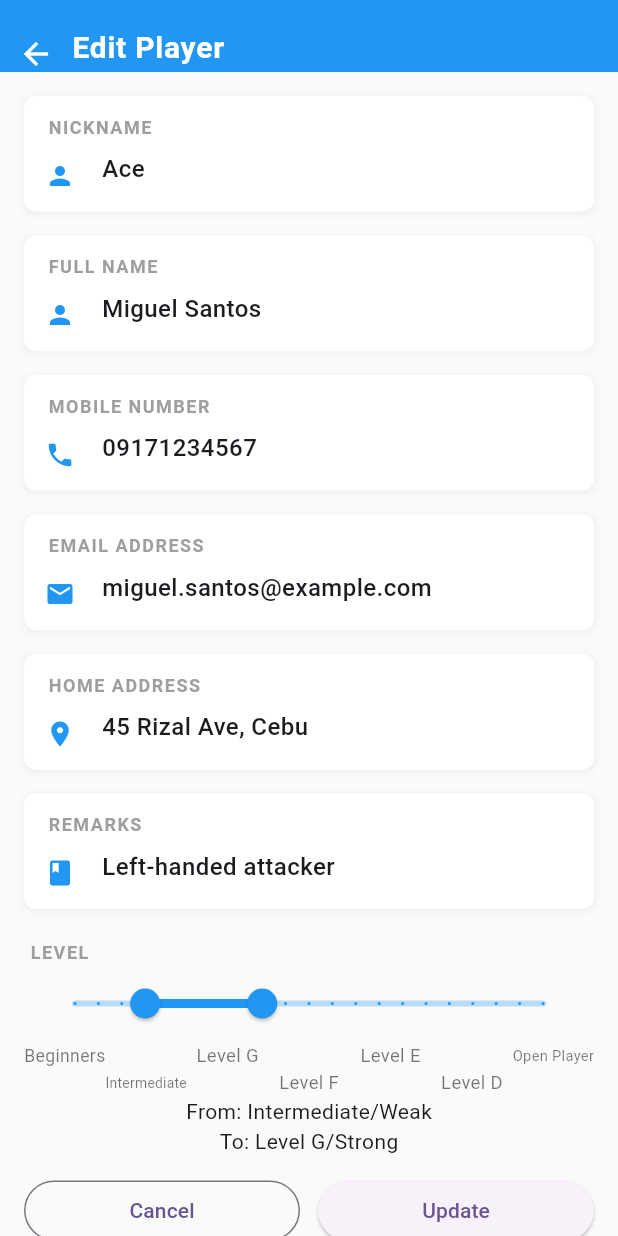
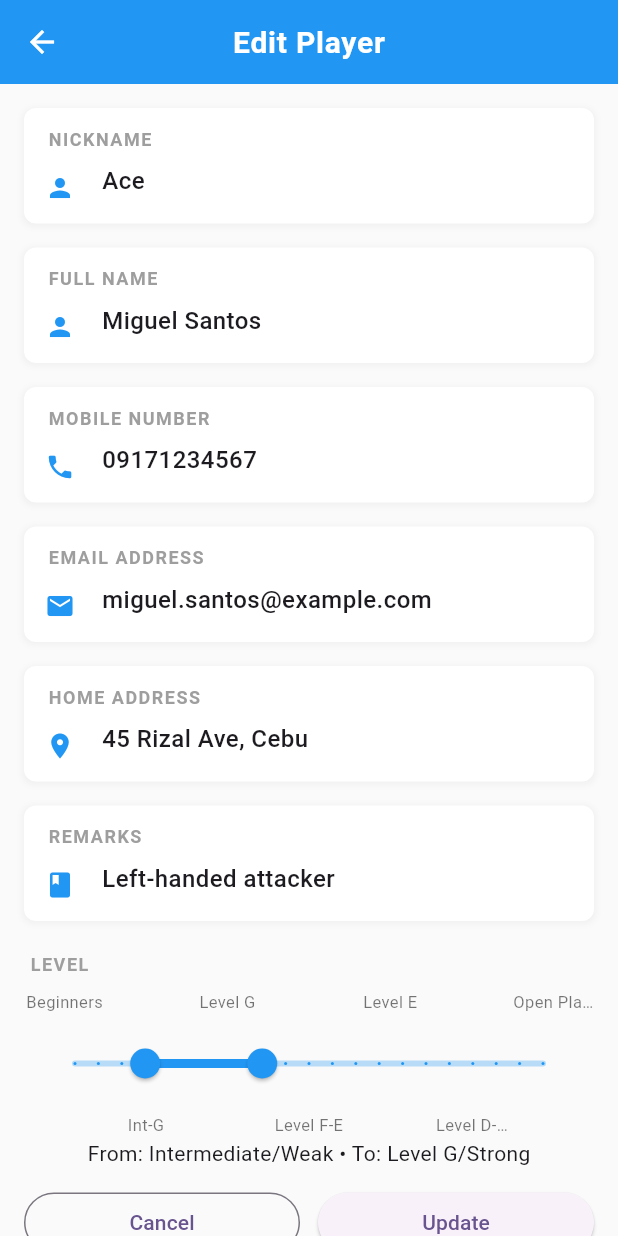
Before and after one commit to cocasiple/badminton-player-management-system, a Flutter app: the screen it shows after launch, after a tap on an icon or button, on a phone screen of 412 x 824 dp. Run offline on Flutter 3.47's test engine with Material 3 defaults, Android fonts, the phone set to English and light mode, and no system bars.

```diff
--- a/lib/screens/all_players.dart
+++ b/lib/screens/all_players.dart
@@ -17,18 +17,30 @@ class _AllPlayersScreenState extends State<AllPlayersScreen> {
 
   List<Player> get _filtered {
     final q = _query.toLowerCase();
-    return widget.storage.all.where((p) => p.nickname.toLowerCase().contains(q) || p.fullName.toLowerCase().contains(q)).toList();
+    return widget.storage.all
+        .where(
+          (p) =>
+              p.nickname.toLowerCase().contains(q) ||
+              p.fullName.toLowerCase().contains(q),
+        )
+        .toList();
   }
 
   void _add() async {
-    final res = await Navigator.push(context, MaterialPageRoute(builder: (_) => const AddPlayerScreen()));
+    final res = await Navigator.push(
+      context,
+      MaterialPageRoute(builder: (_) => const AddPlayerScreen()),
+    );
     if (res is Player) {
       setState(() => widget.storage.add(res));
     }
   }
 
   void _openEdit(Player p) async {
-    final res = await Navigator.push(context, MaterialPageRoute(builder: (_) => EditPlayerScreen(player: p)));
+    final res = await Navigator.push(
+      context,
+      MaterialPageRoute(builder: (_) => EditPlayerScreen(player: p)),
+    );
     if (res is Map && res['action'] == 'update') {
       widget.storage.update(res['player'] as Player);
       setState(() {});
@@ -47,21 +59,15 @@ class _AllPlayersScreenState extends State<AllPlayersScreen> {
       appBar: AppBar(
         backgroundColor: Colors.blue,
         elevation: 0,
-        titleSpacing: 0,
-        toolbarHeight: 48,
+        centerTitle: true,
         automaticallyImplyLeading: false,
-        flexibleSpace: Container(
-          padding: const EdgeInsets.only(top: 16),
-          child: const Center(
-            child: Text(
+        title: const Text(
           'All Players',
           style: TextStyle(
             color: Colors.white,
             fontSize: 20,
             fontWeight: FontWeight.w600,
             letterSpacing: 0.5,
-              ),
-            ),
           ),
         ),
       ),
@@ -94,7 +100,10 @@ class _AllPlayersScreenState extends State<AllPlayersScreen> {
                 ),
                 filled: true,
                 fillColor: Colors.white,
-                contentPadding: const EdgeInsets.symmetric(vertical: 16.0, horizontal: 16.0),
+                contentPadding: const EdgeInsets.symmetric(
+                  vertical: 16.0,
+                  horizontal: 16.0,
+                ),
               ),
             ),
           ),
@@ -114,8 +123,14 @@ class _AllPlayersScreenState extends State<AllPlayersScreen> {
                         title: const Text('Confirm'),
                         content: Text('Delete ${p.nickname}?'),
                         actions: [
-                          TextButton(onPressed: () => Navigator.pop(d, false), child: const Text('Cancel')),
-                          TextButton(onPressed: () => Navigator.pop(d, true), child: const Text('Delete')),
+                          TextButton(
+                            onPressed: () => Navigator.pop(d, false),
+                            child: const Text('Cancel'),
+                          ),
+                          TextButton(
+                            onPressed: () => Navigator.pop(d, true),
+                            child: const Text('Delete'),
+                          ),
                         ],
                       ),
                     );
@@ -123,22 +138,36 @@ class _AllPlayersScreenState extends State<AllPlayersScreen> {
                     setState(() {});
                     return ok ?? false;
                   },
-                  background: Container(color: Colors.red, alignment: Alignment.centerRight, padding: const EdgeInsets.only(right: 20), child: const Icon(Icons.delete, color: Colors.white)),
+                  background: Container(
+                    color: Colors.red,
+                    alignment: Alignment.centerRight,
+                    padding: const EdgeInsets.only(right: 20),
+                    child: const Icon(Icons.delete, color: Colors.white),
+                  ),
                   child: Card(
-                    margin: const EdgeInsets.symmetric(horizontal: 12.0, vertical: 6.0),
-                    shape: RoundedRectangleBorder(borderRadius: BorderRadius.circular(8.0)),
+                    margin: const EdgeInsets.symmetric(
+                      horizontal: 12.0,
+                      vertical: 6.0,
+                    ),
+                    shape: RoundedRectangleBorder(
+                      borderRadius: BorderRadius.circular(8.0),
+                    ),
                     elevation: 0,
                     child: ListTile(
-                      contentPadding: const EdgeInsets.symmetric(horizontal: 16.0, vertical: 8.0),
+                      contentPadding: const EdgeInsets.symmetric(
+                        horizontal: 16.0,
+                        vertical: 8.0,
+                      ),
                       leading: CircleAvatar(
-                        backgroundColor: Colors.primaries[i % Colors.primaries.length],
+                        backgroundColor:
+                            Colors.primaries[i % Colors.primaries.length],
                         child: Text(
                           p.nickname.isNotEmpty ? p.nickname[0] : '?',
                           style: const TextStyle(
                             color: Colors.white,
                             fontWeight: FontWeight.w600,
                             fontSize: 16,
-                          )
+                          ),
                         ),
                       ),
                       title: Text(
@@ -147,7 +176,7 @@ class _AllPlayersScreenState extends State<AllPlayersScreen> {
                           fontWeight: FontWeight.w600,
                           fontSize: 18,
                           letterSpacing: 0.5,
-                        )
+                        ),
                       ),
                       subtitle: Text(
                         '${p.fullName} · ${_levelLabel(p.levelStart, p.levelEnd)}',
@@ -155,7 +184,7 @@ class _AllPlayersScreenState extends State<AllPlayersScreen> {
                           color: Colors.black54,
                           fontWeight: FontWeight.w400,
                           fontSize: 14,
-                        )
+                        ),
                       ),
                       onTap: () => _openEdit(p),
                     ),
@@ -172,12 +201,21 @@ class _AllPlayersScreenState extends State<AllPlayersScreen> {
   String _levelLabel(int s, int e) {
     // Return 'Level/Sublevel' for a tick value
     String labelFor(int v) {
-      final names = ['Beginners','Intermediate','Level G','Level F','Level E','Level D','Open'];
+      final names = [
+        'Beginners',
+        'Intermediate',
+        'Level G',
+        'Level F',
+        'Level E',
+        'Level D',
+        'Open',
+      ];
       final level = (v ~/ 3).clamp(0, names.length - 1);
       final pos = v % 3;
       final sub = pos == 0 ? 'Weak' : (pos == 1 ? 'Mid' : 'Strong');
       return '${names[level]}/$sub';
     }
+
     return '${labelFor(s)} - ${labelFor(e)}';
   }
 }
--- a/lib/screens/edit_player.dart
+++ b/lib/screens/edit_player.dart
@@ -98,19 +98,12 @@ class _EditPlayerScreenState extends State<EditPlayerScreen> {
       appBar: AppBar(
         backgroundColor: Colors.blue,
         elevation: 0,
-        titleSpacing: 0,
-        toolbarHeight: 48,
-        automaticallyImplyLeading: false,
-        flexibleSpace: Container(
-          padding: const EdgeInsets.only(top: 16),
-          child: Row(
-            children: [
-              IconButton(
+        centerTitle: true,
+        leading: IconButton(
           icon: const Icon(Icons.arrow_back, color: Colors.white),
           onPressed: () => Navigator.pop(context),
         ),
-              const Expanded(
-                child: Text(
+        title: const Text(
           'Edit Player',
           style: TextStyle(
             color: Colors.white,
@@ -120,28 +113,28 @@ class _EditPlayerScreenState extends State<EditPlayerScreen> {
           ),
         ),
       ),
-            ],
-          ),
-        ),
-      ),
       body: SingleChildScrollView(
         child: Padding(
           padding: const EdgeInsets.all(16.0),
           child: Form(
             key: _formKey,
-            child: Column(crossAxisAlignment: CrossAxisAlignment.stretch, children: [
+            child: Column(
+              crossAxisAlignment: CrossAxisAlignment.stretch,
+              children: [
                 _buildInputField(
                   controller: _nick,
                   label: 'NICKNAME',
                   icon: Icons.person,
-                validator: (v) => (v == null || v.trim().isEmpty) ? 'Required' : null,
+                  validator: (v) =>
+                      (v == null || v.trim().isEmpty) ? 'Required' : null,
                 ),
                 const SizedBox(height: 16),
                 _buildInputField(
                   controller: _full,
                   label: 'FULL NAME',
                   icon: Icons.person,
-                validator: (v) => (v == null || v.trim().isEmpty) ? 'Required' : null,
+                  validator: (v) =>
+                      (v == null || v.trim().isEmpty) ? 'Required' : null,
                 ),
                 const SizedBox(height: 16),
                 _buildInputField(
@@ -150,8 +143,10 @@ class _EditPlayerScreenState extends State<EditPlayerScreen> {
                   icon: Icons.phone,
                   keyboardType: TextInputType.phone,
                   validator: (v) {
-                  if (v==null||v.trim().isEmpty) return 'Required';
-                  return RegExp(r'^\d+').hasMatch(v.trim())?null:'Numbers only';
+                    if (v == null || v.trim().isEmpty) return 'Required';
+                    return RegExp(r'^\d+').hasMatch(v.trim())
+                        ? null
+                        : 'Numbers only';
                   },
                 ),
                 const SizedBox(height: 16),
@@ -161,8 +156,12 @@ class _EditPlayerScreenState extends State<EditPlayerScreen> {
                   icon: Icons.email,
                   keyboardType: TextInputType.emailAddress,
                   validator: (v) {
-                  if (v==null||v.trim().isEmpty) return 'Required';
-                  return RegExp(r"^[^@\s]+@[^@\s]+\.[^@\s]+$").hasMatch(v.trim())?null:'Invalid email';
+                    if (v == null || v.trim().isEmpty) return 'Required';
+                    return RegExp(
+                          r"^[^@\s]+@[^@\s]+\.[^@\s]+$",
+                        ).hasMatch(v.trim())
+                        ? null
+                        : 'Invalid email';
                   },
                 ),
                 const SizedBox(height: 16),
@@ -196,18 +195,67 @@ class _EditPlayerScreenState extends State<EditPlayerScreen> {
                   height: 120,
                   child: Column(
                     children: [
+                      // Top staggered level labels (first row)
+                      SizedBox(
+                        height: 18,
+                        child: LayoutBuilder(
+                          builder: (context, box) {
+                            const names = [
+                              'Beginners',
+                              'Intermediate',
+                              'Level G',
+                              'Level F',
+                              'Level E',
+                              'Level D',
+                              'Open Player',
+                            ];
+                            Widget labelAt(int idx) => Expanded(
+                              child: Center(
+                                child: Text(
+                                  names[idx],
+                                  textAlign: TextAlign.center,
+                                  style: const TextStyle(
+                                    fontSize: 11,
+                                    color: Colors.black54,
+                                  ),
+                                  overflow: TextOverflow.ellipsis,
+                                ),
+                              ),
+                            );
+
+                            return Row(
+                              children: List.generate(
+                                names.length,
+                                (i) => i.isEven
+                                    ? labelAt(i)
+                                    : const Expanded(child: SizedBox.shrink()),
+                              ),
+                            );
+                          },
+                        ),
+                      ),
+                      const SizedBox(height: 2),
+                      // RangeSlider in the middle
                       Expanded(
                         child: Stack(
                           children: [
                             Positioned.fill(
                               child: Padding(
-                            padding: const EdgeInsets.symmetric(horizontal: 8.0),
+                                padding: const EdgeInsets.symmetric(
+                                  horizontal: 8.0,
+                                ),
                                 child: RangeSlider(
-                              values: RangeValues(_start.toDouble(), _end.toDouble()),
+                                  values: RangeValues(
+                                    _start.toDouble(),
+                                    _end.toDouble(),
+                                  ),
                                   min: 0,
                                   max: (totalTicks - 1).toDouble(),
                                   divisions: totalTicks - 1,
-                              labels: RangeLabels(_label(_start), _label(_end)),
+                                  labels: RangeLabels(
+                                    _label(_start),
+                                    _label(_end),
+                                  ),
                                   activeColor: Colors.blue,
                                   inactiveColor: Colors.blue.withOpacity(0.3),
                                   onChanged: (r) {
@@ -221,8 +269,10 @@ class _EditPlayerScreenState extends State<EditPlayerScreen> {
                                       }
                                     });
                                   },
-                              onChangeStart: (_) => setState(() => _isSliding = true),
-                              onChangeEnd: (_) => setState(() => _isSliding = false),
+                                  onChangeStart: (_) =>
+                                      setState(() => _isSliding = true),
+                                  onChangeEnd: (_) =>
+                                      setState(() => _isSliding = false),
                                 ),
                               ),
                             ),
@@ -230,12 +280,86 @@ class _EditPlayerScreenState extends State<EditPlayerScreen> {
                           ],
                         ),
                       ),
-                  const SizedBox(height: 8),
+                      const SizedBox(height: 2),
+                      // Bottom staggered level labels (second row)
+                      SizedBox(
+                        height: 18,
+                        child: LayoutBuilder(
+                          builder: (context, box) {
+                            const names = [
+                              '',
+                              'Int-G',
+                              'Level G-F',
+                              'Level F-E',
+                              'Level E-D',
+                              'Level D-Open',
+                              '',
+                            ];
+                            Widget labelAt(int idx) => Expanded(
+                              child: Center(
+                                child: Text(
+                                  names[idx],
+                                  textAlign: TextAlign.center,
+                                  style: const TextStyle(
+                                    fontSize: 11,
+                                    color: Colors.black54,
+                                  ),
+                                  overflow: TextOverflow.ellipsis,
+                                ),
+                              ),
+                            );
 
-                  // Staggered level labels (two rows) aligned with slider divisions
-                  SizedBox(
-                    height: 36,
-                    child: LayoutBuilder(builder: (context, box) {
+                            return Row(
+                              children: List.generate(
+                                names.length,
+                                (i) => i.isOdd
+                                    ? labelAt(i)
+                                    : const Expanded(child: SizedBox.shrink()),
+                              ),
+                            );
+                          },
+                        ),
+                      ),
+                      // always show combined level/sublevel on From/To
+                      Text(
+                        'From: ${_label(_start)}/${_subLabel(_start)} • To: ${_label(_end)}/${_subLabel(_end)}',
+                      ),
+                    ],
+                  ),
+                ),
+                const SizedBox(height: 12),
+                Row(
+                  children: [
+                    Expanded(
+                      child: OutlinedButton(
+                        onPressed: () => Navigator.pop(context),
+                        child: const Text('Cancel'),
+                      ),
+                    ),
+                    const SizedBox(width: 12),
+                    Expanded(
+                      child: ElevatedButton(
+                        onPressed: _update,
+                        child: const Text('Update'),
+                      ),
+                    ),
+                  ],
+                ),
+                const SizedBox(height: 12),
+                ElevatedButton(
+                  style: ElevatedButton.styleFrom(backgroundColor: Colors.red),
+                  onPressed: _delete,
+                  child: const Text('Delete'),
+                ),
+              ],
+            ),
+          ),
+        ),
+      ),
+    );
+  }
+
+  String _label(int value) {
     const names = [
       'Beginners',
       'Intermediate',
@@ -243,58 +367,10 @@ class _EditPlayerScreenState extends State<EditPlayerScreen> {
       'Level F',
       'Level E',
       'Level D',
-                        'Open Player'
+      'Open Player',
     ];
-                      Widget labelAt(int idx) => Expanded(
-                            child: Center(
-                              child: FittedBox(
-                                fit: BoxFit.scaleDown,
-                                child: Text(names[idx], textAlign: TextAlign.center, style: const TextStyle(fontSize: 13, color: Colors.black54)),
-                              ),
-                            ),
-                          );
-
-                      return Column(children: [
-                        Expanded(
-                          child: Row(children: List.generate(names.length, (i) => i.isEven ? labelAt(i) : const Expanded(child: SizedBox.shrink()))),
-                        ),
-                        Expanded(
-                          child: Row(children: List.generate(names.length, (i) => i.isOdd ? labelAt(i) : const Expanded(child: SizedBox.shrink()))),
-                        ),
-                      ]);
-                    }),
-                  ),
-
-                  // always show combined level/sublevel on From/To
-                  Text('From: ${_label(_start)}/${_subLabel(_start)}'),
-                  Text('To: ${_label(_end)}/${_subLabel(_end)}'),
-                ],
-              ),
-            ),
-            const SizedBox(height: 12),
-            Row(children: [Expanded(child: OutlinedButton(onPressed: () => Navigator.pop(context), child: const Text('Cancel'))), const SizedBox(width: 12), Expanded(child: ElevatedButton(onPressed: _update, child: const Text('Update')))]),
-            const SizedBox(height: 12),
-            ElevatedButton(style: ElevatedButton.styleFrom(backgroundColor: Colors.red), onPressed: _delete, child: const Text('Delete'))
-            ]),
-          ),
-        ),
-      ),
-    );
-  }
-
-
-  String _label(int value){
-    const names = ['Beginners','Intermediate','Level G','Level F','Level E','Level D','Open Player'];
-    final idx = (value~/3).clamp(0,names.length-1);
+    final idx = (value ~/ 3).clamp(0, names.length - 1);
     return names[idx];
-  }
-
-  String _groupLabel(int mid) {
-    const names = ['Beginners','Intermediate','Level G','Level F','Level E','Level D','Open Player'];
-    final level = (mid ~/ 3).clamp(0, names.length - 1);
-    final pos = mid % 3;
-    final sub = pos == 0 ? 'Weak' : (pos == 1 ? 'Mid' : 'Strong');
-    return '${names[level]} - $sub';
   }
 
   String _subLabel(int mid) {
@@ -353,13 +429,14 @@ class _EditPlayerScreenState extends State<EditPlayerScreen> {
               height: 1.4,
             ),
             decoration: InputDecoration(
-              prefixIcon: Icon(
-                icon,
-                color: Colors.blue,
-                size: 20,
+              prefixIcon: Icon(icon, color: Colors.blue, size: 20),
+              border: InputBorder.none,
+              contentPadding: const EdgeInsets.only(
+                left: 56,
+                right: 16,
+                bottom: 16,
+                top: 8,
               ),
-              border: InputBorder.none,
-              contentPadding: const EdgeInsets.only(left: 56, right: 16, bottom: 16, top: 8),
               hintStyle: const TextStyle(color: Colors.grey),
             ),
           ),
@@ -368,29 +445,3 @@ class _EditPlayerScreenState extends State<EditPlayerScreen> {
     );
   }
 }
-
-class _EditTicksPainter extends CustomPainter {
-  final int totalTicks;
-  const _EditTicksPainter({this.totalTicks = 21});
-  @override
-  void paint(Canvas canvas, Size size) {
-    final paint = Paint()..color = Colors.grey..strokeWidth = 1;
-  const ticksPerLevel = 3;
-
-    // Match RangeSlider horizontal padding (8.0) so ticks line up with the track.
-    const horizontalPadding = 8.0;
-    final paddedWidth = (size.width - horizontalPadding * 2).clamp(0.0, size.width);
-
-    for (int i = 0; i < totalTicks; i++) {
-      final dx = horizontalPadding + (i / (totalTicks - 1)) * paddedWidth;
-      final posInGroup = i % ticksPerLevel; // 0..2
-      final startY = size.height * (posInGroup == 0 ? 0.55 : (posInGroup == 1 ? 0.45 : 0.32));
-      final endY = size.height * 0.55;
-      canvas.drawLine(Offset(dx, startY), Offset(dx, endY), paint);
-    }
-  }
-
-  @override
-  bool shouldRepaint(covariant CustomPainter old) => false;
-}
-// removed tick overlay painter; leaving default RangeSlider appearance
```
Also changed, not shown: lib/screens/add_player.dart (+125 -58 lines), pubspec.yaml (+4 -3 lines), pubspec.lock, 13 other files. Lines whose indentation alone changed are shown as unchanged.
